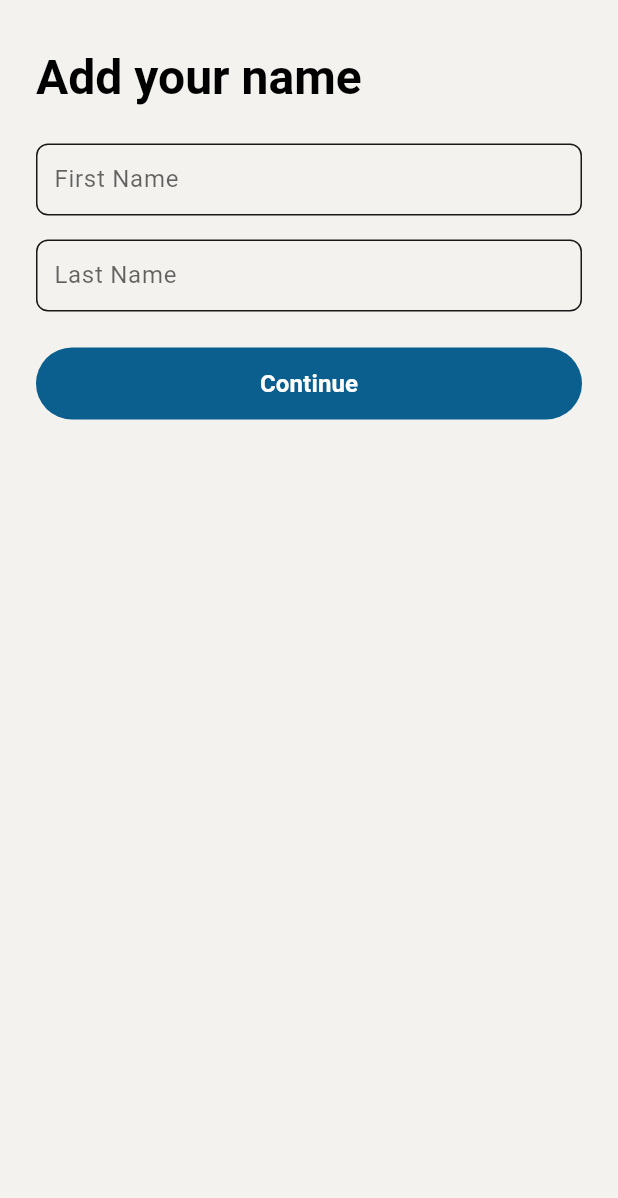
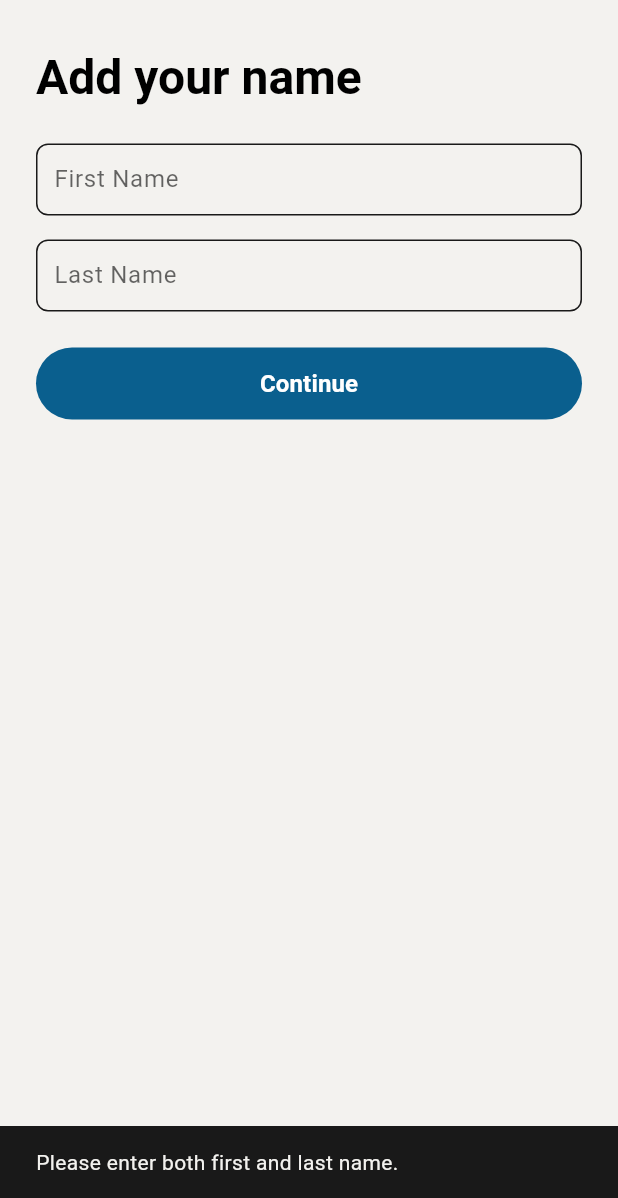
Before and after one commit to TawasolApp/Cross-Platform, a Flutter app: the AddNamePage screen opened by its route, after a tap on "Continue", on a phone screen of 412 x 824 dp, the part 38-1236 px from its top. Run offline on Flutter 3.47's test engine with Material 3 defaults, Android fonts, the phone set to English and light mode, and no system bars; our stand-ins replace fpdart, go_router, google_sign_in, shared_preferences, webview_flutter; missing offline and left inert: webview_flutter_android; accounts and stored records are empty; Roboto replaces fonts that are missing (SourceSans).

```diff
--- a/linkedin_clone/lib/features/authentication/Data/Repository/auth_repository_impl.dart
+++ b/linkedin_clone/lib/features/authentication/Data/Repository/auth_repository_impl.dart
@@ -7,7 +7,7 @@ import 'package:linkedin_clone/core/errors/failures.dart';
 import 'package:linkedin_clone/features/authentication/Domain/Repository/auth_repository.dart';
 
 class AuthRepositoryImpl implements AuthRepository {
-  final MockAuthRemoteDataSource remoteDataSource;
+  final AuthRemoteDataSource remoteDataSource;
 
   AuthRepositoryImpl(this.remoteDataSource);
 
--- a/linkedin_clone/lib/features/authentication/Presentation/Pages/add_name_page.dart
+++ b/linkedin_clone/lib/features/authentication/Presentation/Pages/add_name_page.dart
@@ -61,6 +61,13 @@ class AddNamePage extends StatelessWidget {
                 onPressed: () {
                   if (provider.canContinueFromName) {
                     context.go(RouteNames.addEmail);
+                  }else{
+                    ScaffoldMessenger.of(context).showSnackBar(
+                      const SnackBar(
+                        content: Text("Please enter both first and last name."),
+                        duration: Duration(seconds: 2),
+                      ),
+                    );
                   }
                 },
               ),
--- a/linkedin_clone/lib/features/authentication/Presentation/Pages/email_verification_page.dart.dart
+++ b/linkedin_clone/lib/features/authentication/Presentation/Pages/email_verification_page.dart.dart
@@ -40,7 +40,9 @@ class EmailVerificationPage extends StatelessWidget {
               const SizedBox(height: 12),
               Text(
                 'We sent a verification link to $email.\nClick the link to verify your email and continue.',
-                style: theme.textTheme.bodyMedium,
+                style: theme.textTheme.bodyMedium?.copyWith(
+                  color: isDark ? const Color(0xFFE5E5E5) : const Color(0xFF191919),
+                ),
               ),
               const SizedBox(height: 32),
               TextButton(
--- a/linkedin_clone/lib/features/authentication/Presentation/Widgets/login_error_modal.dart
+++ b/linkedin_clone/lib/features/authentication/Presentation/Widgets/login_error_modal.dart
@@ -29,7 +29,7 @@ class CustomAuthErrorDialog extends StatelessWidget {
             Divider(color: isDark ? Colors.white24 : Colors.black12),
             TextButton(
               onPressed: () {
-                context.go(RouteNames.register); // Navigate to register
+                context.go(RouteNames.addName);// Navigate to register
               },
               child: const Text("Create an account"),
             ),
--- a/linkedin_clone/lib/features/authentication/Presentation/Widgets/social_login_buttons.dart
+++ b/linkedin_clone/lib/features/authentication/Presentation/Widgets/social_login_buttons.dart
@@ -26,7 +26,7 @@ class SocialLoginButtons extends StatelessWidget {
         _buildSocialButton(
           context,
           text: "Continue with Google",
-          icon: Icons.g_mobiledata, // You can replace this with Google logo asset
+          icon: Icons.g_mobiledata,
           buttonColor: Colors.white,
           textColor: Colors.black,
           onPressed: () async {
--- a/linkedin_clone/lib/features/authentication/Presentation/Widgets/text_field.dart
+++ b/linkedin_clone/lib/features/authentication/Presentation/Widgets/text_field.dart
@@ -4,29 +4,34 @@ class CustomTextField extends StatelessWidget {
   final String hintText;
   final TextInputType keyboardType;
   final bool isPassword;
+  final Color? textColor;
+  // Removed isDarkMode field as it is not needed
+
   final Function(String) onChanged;
   final EdgeInsetsGeometry? contentPadding;
   final String? errorText;
 
   const CustomTextField({
     super.key,
+
     required this.keyboardType,
     required this.hintText,
     this.isPassword = false,
     required this.onChanged,
     this.contentPadding,
     this.errorText,
+    this.textColor,
   });
 
   @override
   Widget build(BuildContext context) {
     final theme = Theme.of(context);
-
+    final bool isDarkMode = theme.brightness == Brightness.dark;
     return TextField(
       keyboardType: keyboardType,
       obscureText: isPassword,
       onChanged: onChanged,
-      style: TextStyle(color: theme.textTheme.bodyLarge?.color),
+      style: TextStyle(color: isDarkMode ? Colors.white : Colors.black),
       decoration: InputDecoration(
         errorText: errorText,
         hintText: hintText,
```
Also changed, not shown: linkedin_clone/lib/features/authentication/Presentation/Pages/add_email_password_page.dart (+14 -0 lines), linkedin_clone/lib/features/authentication/Presentation/Pages/check_your_email_page.dart (+13 -3 lines), 1 other file.
